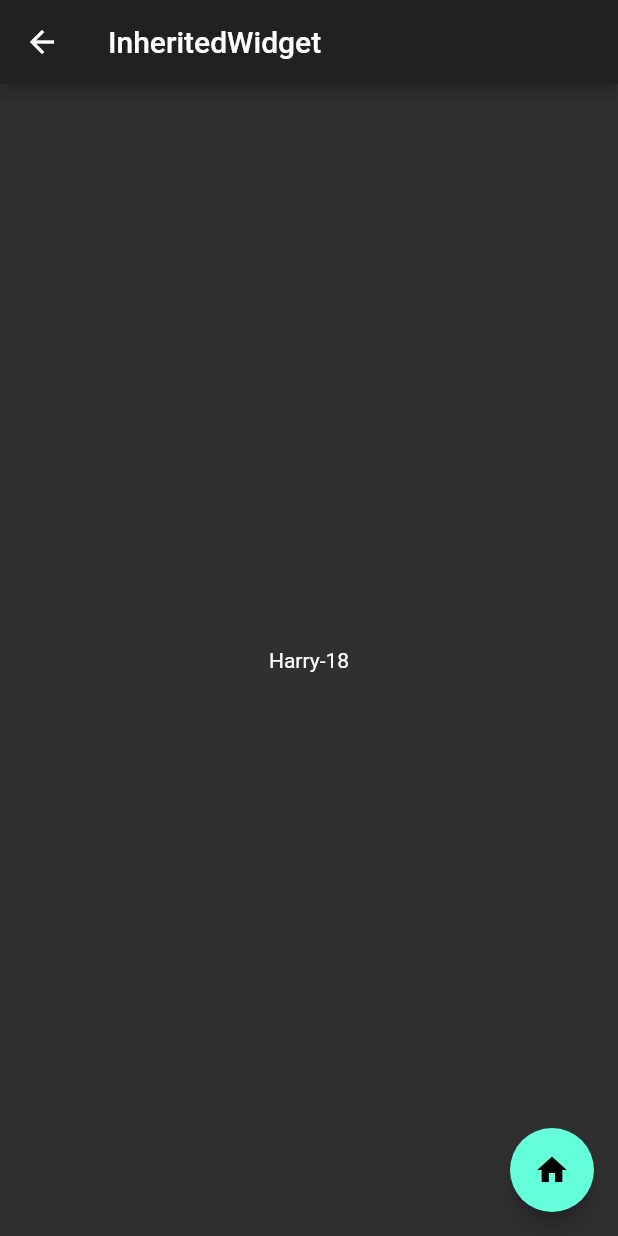
After one commit to Ming1227/Flutter, a Flutter app: the OtherView screen opened directly, after a tap on "InheritedWidget", on a phone screen of 412 x 824 dp. The commit adds this screen. Run offline on Flutter 3.47's test engine with Material 2 defaults, Android fonts, the light colour scheme and no system bars; our stand-ins replace get; missing offline and left inert: first_harry, flustars.

Commit message:
添加extends以及生命周期Demo

```diff
--- /dev/null
+++ b/flutter_get_demo/lib/my_inherited_widget.dart
@@ -0,0 +1,110 @@
+import 'package:flutter/material.dart';
+
+class UserInfo {
+  String name;
+  int age;
+
+  UserInfo({this.name, this.age});
+}
+
+// ignore: must_be_immutable
+class MyInheritedWidget extends InheritedWidget {
+  ValueNotifier<UserInfo> _valueNotifier;
+
+  ValueNotifier<UserInfo> get valueNotifier => _valueNotifier;
+
+  MyInheritedWidget(UserInfo userInfo, {Widget child}) : super(child: child) {
+    _valueNotifier = ValueNotifier(userInfo);
+  }
+
+  static MyInheritedWidget of(BuildContext context) {
+    // 会注册依赖关系
+    // return context.dependOnInheritedWidgetOfExactType<MyInheritedWidget>();
+    // 未注册依赖关系
+    return context
+        .getElementForInheritedWidgetOfExactType<MyInheritedWidget>()
+        .widget;
+  }
+
+  void updateData(UserInfo info) {
+    _valueNotifier.value = info;
+  }
+
+  @override
+  bool updateShouldNotify(covariant MyInheritedWidget oldWidget) {
+    return false;
+  }
+}
+
+class A extends StatefulWidget {
+  final Widget child;
+
+  const A({Key key, this.child}) : super(key: key);
+
+  @override
+  _AState createState() => _AState();
+}
+
+class _AState extends State<A> {
+  @override
+  void initState() {
+    super.initState();
+    print('A initState');
+  }
+
+  @override
+  void didChangeDependencies() {
+    super.didChangeDependencies();
+    print('A didChangeDependencies');
+  }
+
+  @override
+  Widget build(BuildContext context) {
+    print('A build');
+    return Center(
+      child: widget.child,
+    );
+  }
+
+  @override
+  void dispose() {
+    super.dispose();
+    print('A dispose');
+  }
+}
+
+class F extends StatefulWidget {
+  @override
+  _FState createState() => _FState();
+}
+
+class _FState extends State<F> {
+  @override
+  void initState() {
+    super.initState();
+    print('F initState');
+  }
+
+  @override
+  void didChangeDependencies() {
+    super.didChangeDependencies();
+    print('F didChangeDependencies');
+  }
+
+  @override
+  Widget build(BuildContext context) {
+    print('F build');
+    return ValueListenableBuilder(
+      valueListenable: MyInheritedWidget.of(context).valueNotifier,
+      builder: (context, UserInfo value, child) {
+        return Text('${value.name}-${value.age}');
+      },
+    );
+  }
+
+  @override
+  void dispose() {
+    super.dispose();
+    print('F dispose');
+  }
+}
--- /dev/null
+++ b/flutter_get_demo/lib/my_inherited_widget_view.dart
@@ -0,0 +1,40 @@
+import 'package:flutter/material.dart';
+import 'package:flutter_get_demo/homecontroller.dart';
+import 'package:flutter_get_demo/my_inherited_widget.dart';
+import 'package:get/instance_manager.dart';
+
+class MyInheritedWidgetView extends StatefulWidget {
+  @override
+  _MyInheritedWidgetViewState createState() => _MyInheritedWidgetViewState();
+}
+
+class _MyInheritedWidgetViewState extends State<MyInheritedWidgetView> {
+  @override
+  Widget build(BuildContext context) {
+    final HomeController con = Get.put(HomeController());
+    return MyInheritedWidget(
+      UserInfo(name: 'Harry', age: 18),
+      child: Builder(
+        builder: (context) {
+          return Scaffold(
+            appBar: AppBar(
+              title: Text('InheritedWidget'),
+            ),
+            body: Center(
+              child: A(
+                child: F(),
+              ),
+            ),
+            floatingActionButton: FloatingActionButton(
+              onPressed: () {
+                MyInheritedWidget.of(context)
+                    .updateData(UserInfo(name: 'Harry${con.count}', age: 16));
+              },
+              child: Icon(Icons.home),
+            ),
+          );
+        },
+      ),
+    );
+  }
+}
--- a/flutter_get_demo/lib/other_view.dart
+++ b/flutter_get_demo/lib/other_view.dart
@@ -1,5 +1,6 @@
 import 'package:flutter/material.dart';
 import 'package:flutter_get_demo/homecontroller.dart';
+import 'package:flutter_get_demo/my_inherited_widget_view.dart';
 import 'package:get/get.dart';
 
 class OtherView extends StatelessWidget {
@@ -24,6 +25,12 @@ class OtherView extends StatelessWidget {
         mainAxisAlignment: MainAxisAlignment.center,
         children: [
           Text('count'.tr + ': ${con.count}'),
+          RaisedButton(
+            onPressed: () {
+              Get.to(MyInheritedWidgetView(), transition: Transition.cupertino);
+            },
+            child: Text('InheritedWidget'),
+          ),
           RaisedButton(
             onPressed: () {
               con.updateLocale();
```
Also changed, not shown: flutter_get_demo/lib/home_view.dart (+17 -4 lines), flutter_get_demo/lib/my_applifecycle.dart (added, +55 -0 lines), iamges/StatefulWidget 生命周期.png (added), 16 other files.
